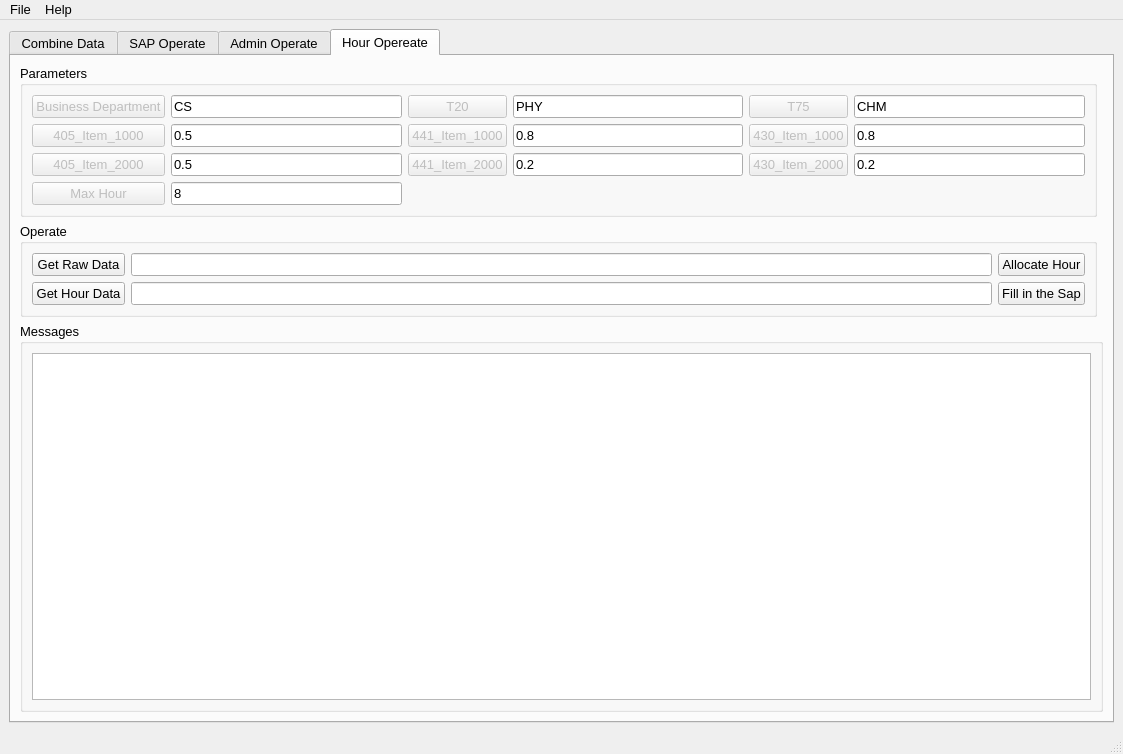
First picture: the form in Sap_Operate_Ui.ui, repository chen-huai/Sap_Operation, before the edit.
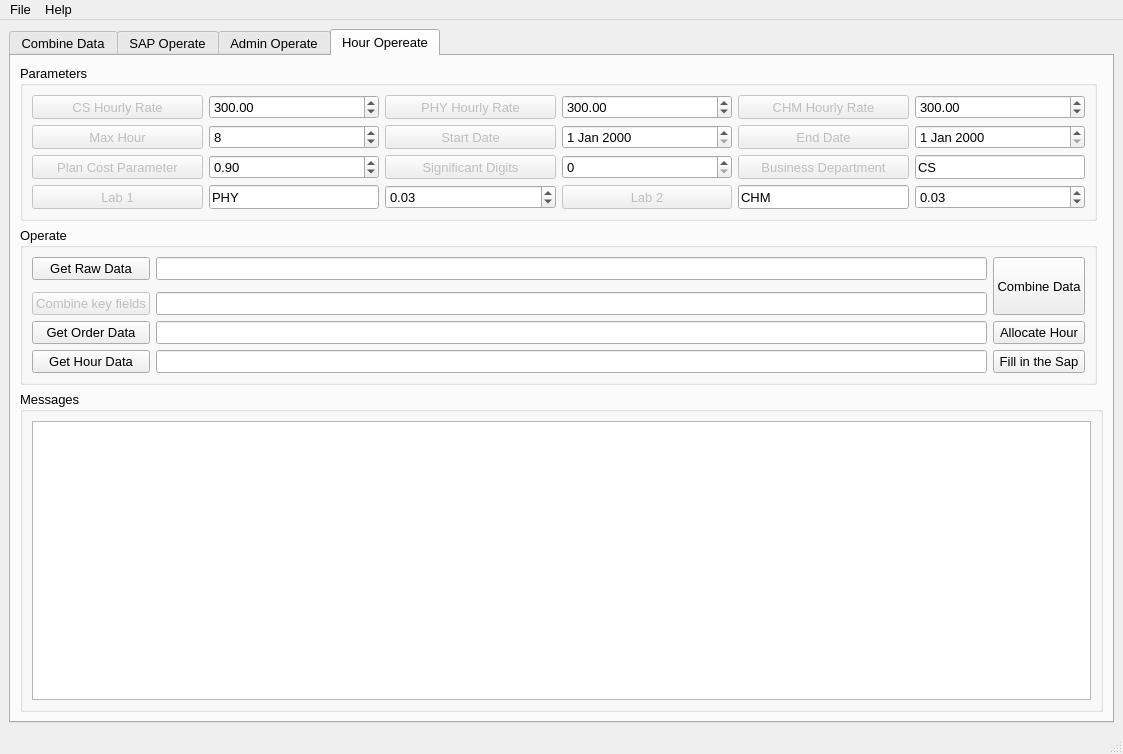
Second picture: the form after the edit. The open tabs and pages were chosen to show the change. Icons and pictures are not drawn.

Commit message: hour界面更新主要参数

The edit to the form file:
```diff
--- a/Sap_Operate_Ui.ui
+++ b/Sap_Operate_Ui.ui
@@ -2333,40 +2333,76 @@
            <string>Operate</string>
           </property>
           <layout class="QGridLayout" name="gridLayout_26">
-           <item row="0" column="0">
+           <item row="2" column="0">
             <widget class="QPushButton" name="pushButton_70">
+             <property name="enabled">
+              <bool>false</bool>
+             </property>
              <property name="text">
-              <string>Get Raw Data</string>
+              <string>Combine key fields</string>
              </property>
             </widget>
            </item>
-           <item row="1" column="0">
+           <item row="3" column="0">
+            <widget class="QPushButton" name="pushButton_76">
+             <property name="text">
+              <string>Get Order Data</string>
+             </property>
+            </widget>
+           </item>
+           <item row="4" column="0">
             <widget class="QPushButton" name="pushButton_71">
              <property name="text">
               <string>Get Hour Data</string>
              </property>
             </widget>
            </item>
-           <item row="1" column="1">
+           <item row="4" column="1">
             <widget class="QLineEdit" name="lineEdit_38"/>
            </item>
-           <item row="0" column="1">
+           <item row="2" column="1">
+            <widget class="QLineEdit" name="lineEdit_39"/>
+           </item>
+           <item row="3" column="1">
             <widget class="QLineEdit" name="lineEdit_37"/>
            </item>
-           <item row="0" column="2">
-            <widget class="QPushButton" name="pushButton_72">
-             <property name="text">
-              <string>Allocate Hour</string>
-             </property>
-            </widget>
-           </item>
-           <item row="1" column="2">
+           <item row="4" column="2">
             <widget class="QPushButton" name="pushButton_73">
              <property name="text">
               <string>Fill in the Sap</string>
              </property>
             </widget>
            </item>
+           <item row="3" column="2">
+            <widget class="QPushButton" name="pushButton_77">
+             <property name="text">
+              <string>Allocate Hour</string>
+             </property>
+            </widget>
+           </item>
+           <item row="0" column="0">
+            <widget class="QPushButton" name="pushButton_63">
+             <property name="text">
+              <string>Get Raw Data</string>
+             </property>
+            </widget>
+           </item>
+           <item row="0" column="1">
+            <widget class="QLineEdit" name="lineEdit_30"/>
+           </item>
+           <item row="0" column="2" rowspan="3">
+            <widget class="QPushButton" name="pushButton_72">
+             <property name="sizePolicy">
+              <sizepolicy hsizetype="Minimum" vsizetype="Expanding">
+               <horstretch>0</horstretch>
+               <verstretch>0</verstretch>
+              </sizepolicy>
+             </property>
+             <property name="text">
+              <string>Combine Data</string>
+             </property>
+            </widget>
+           </item>
           </layout>
          </widget>
         </item>
@@ -2376,173 +2412,330 @@
            <string>Parameters</string>
           </property>
           <layout class="QGridLayout" name="gridLayout_24">
-           <item row="2" column="1">
-            <widget class="QLineEdit" name="lineEdit_30">
-             <property name="text">
-              <string>0.5</string>
-             </property>
-            </widget>
-           </item>
-           <item row="1" column="5">
-            <widget class="QLineEdit" name="lineEdit_29">
-             <property name="text">
-              <string>CHM</string>
-             </property>
-            </widget>
-           </item>
-           <item row="3" column="2">
-            <widget class="QPushButton" name="pushButton_66">
-             <property name="enabled">
-              <bool>false</bool>
-             </property>
-             <property name="text">
-              <string>441_Item_2000</string>
-             </property>
-            </widget>
-           </item>
-           <item row="1" column="0">
-            <widget class="QPushButton" name="pushButton_60">
-             <property name="enabled">
-              <bool>false</bool>
-             </property>
-             <property name="text">
-              <string>Business Department</string>
-             </property>
-            </widget>
-           </item>
-           <item row="1" column="4">
-            <widget class="QPushButton" name="pushButton_62">
-             <property name="enabled">
-              <bool>false</bool>
-             </property>
-             <property name="text">
-              <string>T75</string>
-             </property>
-            </widget>
-           </item>
-           <item row="2" column="3">
-            <widget class="QLineEdit" name="lineEdit_32">
-             <property name="text">
-              <string>0.8</string>
-             </property>
-            </widget>
-           </item>
-           <item row="3" column="3">
-            <widget class="QLineEdit" name="lineEdit_33">
-             <property name="text">
-              <string>0.2</string>
-             </property>
-            </widget>
-           </item>
-           <item row="3" column="0">
+           <item row="0" column="0">
             <widget class="QPushButton" name="pushButton_64">
              <property name="enabled">
               <bool>false</bool>
              </property>
+             <property name="sizePolicy">
+              <sizepolicy hsizetype="Expanding" vsizetype="Preferred">
+               <horstretch>0</horstretch>
+               <verstretch>0</verstretch>
+              </sizepolicy>
+             </property>
              <property name="text">
-              <string>405_Item_2000</string>
+              <string>CS Hourly Rate</string>
              </property>
             </widget>
            </item>
-           <item row="2" column="0">
-            <widget class="QPushButton" name="pushButton_63">
-             <property name="enabled">
-              <bool>false</bool>
+           <item row="0" column="1">
+            <widget class="QDoubleSpinBox" name="doubleSpinBox_14">
+             <property name="maximum">
+              <double>9999.000000000000000</double>
              </property>
-             <property name="text">
-              <string>405_Item_1000</string>
+             <property name="value">
+              <double>300.000000000000000</double>
              </property>
             </widget>
            </item>
-           <item row="2" column="2">
+           <item row="0" column="2">
             <widget class="QPushButton" name="pushButton_65">
              <property name="enabled">
               <bool>false</bool>
              </property>
+             <property name="sizePolicy">
+              <sizepolicy hsizetype="Expanding" vsizetype="Preferred">
+               <horstretch>0</horstretch>
+               <verstretch>0</verstretch>
+              </sizepolicy>
+             </property>
              <property name="text">
-              <string>441_Item_1000</string>
+              <string>PHY Hourly Rate</string>
              </property>
             </widget>
            </item>
-           <item row="4" column="1">
-            <widget class="QLineEdit" name="lineEdit_36">
+           <item row="0" column="3">
+            <widget class="QDoubleSpinBox" name="doubleSpinBox_15">
+             <property name="maximum">
+              <double>9999.000000000000000</double>
+             </property>
+             <property name="value">
+              <double>300.000000000000000</double>
+             </property>
+            </widget>
+           </item>
+           <item row="0" column="4">
+            <widget class="QPushButton" name="pushButton_66">
+             <property name="enabled">
+              <bool>false</bool>
+             </property>
+             <property name="sizePolicy">
+              <sizepolicy hsizetype="Expanding" vsizetype="Preferred">
+               <horstretch>0</horstretch>
+               <verstretch>0</verstretch>
+              </sizepolicy>
+             </property>
              <property name="text">
-              <string>8</string>
+              <string>CHM Hourly Rate</string>
              </property>
             </widget>
            </item>
-           <item row="4" column="0">
+           <item row="0" column="5">
+            <widget class="QDoubleSpinBox" name="doubleSpinBox_16">
+             <property name="maximum">
+              <double>9999.000000000000000</double>
+             </property>
+             <property name="value">
+              <double>300.000000000000000</double>
+             </property>
+            </widget>
+           </item>
+           <item row="1" column="0">
             <widget class="QPushButton" name="pushButton_69">
              <property name="enabled">
               <bool>false</bool>
              </property>
+             <property name="sizePolicy">
+              <sizepolicy hsizetype="Expanding" vsizetype="Preferred">
+               <horstretch>0</horstretch>
+               <verstretch>0</verstretch>
+              </sizepolicy>
+             </property>
              <property name="text">
               <string>Max Hour</string>
              </property>
             </widget>
            </item>
-           <item row="3" column="1">
-            <widget class="QLineEdit" name="lineEdit_31">
+           <item row="1" column="1">
+            <widget class="QSpinBox" name="spinBox_10">
+             <property name="sizePolicy">
+              <sizepolicy hsizetype="Expanding" vsizetype="Preferred">
+               <horstretch>0</horstretch>
+               <verstretch>0</verstretch>
+              </sizepolicy>
+             </property>
+             <property name="value">
+              <number>8</number>
+             </property>
+            </widget>
+           </item>
+           <item row="1" column="2">
+            <widget class="QPushButton" name="pushButton_74">
+             <property name="enabled">
+              <bool>false</bool>
+             </property>
+             <property name="sizePolicy">
+              <sizepolicy hsizetype="Expanding" vsizetype="Preferred">
+               <horstretch>0</horstretch>
+               <verstretch>0</verstretch>
+              </sizepolicy>
+             </property>
              <property name="text">
-              <string>0.5</string>
+              <string>Start Date</string>
              </property>
             </widget>
            </item>
            <item row="1" column="3">
-            <widget class="QLineEdit" name="lineEdit_28">
+            <widget class="QDateEdit" name="dateEdit">
+             <property name="sizePolicy">
+              <sizepolicy hsizetype="Expanding" vsizetype="Preferred">
+               <horstretch>0</horstretch>
+               <verstretch>0</verstretch>
+              </sizepolicy>
+             </property>
+            </widget>
+           </item>
+           <item row="1" column="4">
+            <widget class="QPushButton" name="pushButton_75">
+             <property name="enabled">
+              <bool>false</bool>
+             </property>
+             <property name="sizePolicy">
+              <sizepolicy hsizetype="Expanding" vsizetype="Preferred">
+               <horstretch>0</horstretch>
+               <verstretch>0</verstretch>
+              </sizepolicy>
+             </property>
              <property name="text">
-              <string>PHY</string>
+              <string>End Date</string>
              </property>
             </widget>
            </item>
-           <item row="2" column="4">
+           <item row="1" column="5">
+            <widget class="QDateEdit" name="dateEdit_2">
+             <property name="sizePolicy">
+              <sizepolicy hsizetype="Expanding" vsizetype="Preferred">
+               <horstretch>0</horstretch>
+               <verstretch>0</verstretch>
+              </sizepolicy>
+             </property>
+            </widget>
+           </item>
+           <item row="2" column="0">
             <widget class="QPushButton" name="pushButton_67">
              <property name="enabled">
               <bool>false</bool>
              </property>
+             <property name="sizePolicy">
+              <sizepolicy hsizetype="Expanding" vsizetype="Preferred">
+               <horstretch>0</horstretch>
+               <verstretch>0</verstretch>
+              </sizepolicy>
+             </property>
              <property name="text">
-              <string>430_Item_1000</string>
+              <string>Plan Cost Parameter</string>
              </property>
             </widget>
            </item>
-           <item row="1" column="2">
-            <widget class="QPushButton" name="pushButton_61">
+           <item row="2" column="1">
+            <widget class="QDoubleSpinBox" name="doubleSpinBox_11">
+             <property name="sizePolicy">
+              <sizepolicy hsizetype="Expanding" vsizetype="Preferred">
+               <horstretch>0</horstretch>
+               <verstretch>0</verstretch>
+              </sizepolicy>
+             </property>
+             <property name="value">
+              <double>0.900000000000000</double>
+             </property>
+            </widget>
+           </item>
+           <item row="2" column="2">
+            <widget class="QPushButton" name="pushButton_68">
              <property name="enabled">
               <bool>false</bool>
              </property>
+             <property name="sizePolicy">
+              <sizepolicy hsizetype="Expanding" vsizetype="Preferred">
+               <horstretch>0</horstretch>
+               <verstretch>0</verstretch>
+              </sizepolicy>
+             </property>
              <property name="text">
-              <string>T20</string>
+              <string>Significant Digits</string>
              </property>
             </widget>
            </item>
-           <item row="1" column="1">
+           <item row="2" column="3">
+            <widget class="QSpinBox" name="spinBox_11">
+             <property name="sizePolicy">
+              <sizepolicy hsizetype="Expanding" vsizetype="Preferred">
+               <horstretch>0</horstretch>
+               <verstretch>0</verstretch>
+              </sizepolicy>
+             </property>
+            </widget>
+           </item>
+           <item row="2" column="4">
+            <widget class="QPushButton" name="pushButton_60">
+             <property name="enabled">
+              <bool>false</bool>
+             </property>
+             <property name="sizePolicy">
+              <sizepolicy hsizetype="Expanding" vsizetype="Preferred">
+               <horstretch>0</horstretch>
+               <verstretch>0</verstretch>
+              </sizepolicy>
+             </property>
+             <property name="text">
+              <string>Business Department</string>
+             </property>
+            </widget>
+           </item>
+           <item row="2" column="5">
             <widget class="QLineEdit" name="lineEdit_26">
+             <property name="sizePolicy">
+              <sizepolicy hsizetype="Expanding" vsizetype="Preferred">
+               <horstretch>0</horstretch>
+               <verstretch>0</verstretch>
+              </sizepolicy>
+             </property>
              <property name="text">
               <string>CS</string>
              </property>
             </widget>
            </item>
+           <item row="3" column="0">
+            <widget class="QPushButton" name="pushButton_61">
+             <property name="enabled">
+              <bool>false</bool>
+             </property>
+             <property name="sizePolicy">
+              <sizepolicy hsizetype="Expanding" vsizetype="Preferred">
+               <horstretch>0</horstretch>
+               <verstretch>0</verstretch>
+              </sizepolicy>
+             </property>
+             <property name="text">
+              <string>Lab 1</string>
+             </property>
+            </widget>
+           </item>
+           <item row="3" column="1">
+            <widget class="QLineEdit" name="lineEdit_28">
+             <property name="sizePolicy">
+              <sizepolicy hsizetype="Expanding" vsizetype="Preferred">
+               <horstretch>0</horstretch>
+               <verstretch>0</verstretch>
+              </sizepolicy>
+             </property>
+             <property name="text">
+              <string>PHY</string>
+             </property>
+            </widget>
+           </item>
+           <item row="3" column="2">
+            <widget class="QDoubleSpinBox" name="doubleSpinBox_12">
+             <property name="sizePolicy">
+              <sizepolicy hsizetype="Expanding" vsizetype="Preferred">
+               <horstretch>0</horstretch>
+               <verstretch>0</verstretch>
+              </sizepolicy>
+             </property>
+             <property name="value">
+              <double>0.030000000000000</double>
+             </property>
+            </widget>
+           </item>
+           <item row="3" column="3">
+            <widget class="QPushButton" name="pushButton_62">
+             <property name="enabled">
+              <bool>false</bool>
+             </property>
+             <property name="sizePolicy">
+              <sizepolicy hsizetype="Expanding" vsizetype="Preferred">
+               <horstretch>0</horstretch>
+               <verstretch>0</verstretch>
+              </sizepolicy>
+             </property>
+             <property name="text">
+              <string>Lab 2</string>
+             </property>
+            </widget>
+           </item>
            <item row="3" column="4">
-            <widget class="QPushButton" name="pushButton_68">
-             <property name="enabled">
-              <bool>false</bool>
+            <widget class="QLineEdit" name="lineEdit_29">
+             <property name="sizePolicy">
+              <sizepolicy hsizetype="Expanding" vsizetype="Preferred">
+               <horstretch>0</horstretch>
+               <verstretch>0</verstretch>
+              </sizepolicy>
              </property>
              <property name="text">
-              <string>430_Item_2000</string>
-             </property>
-            </widget>
-           </item>
-           <item row="2" column="5">
-            <widget class="QLineEdit" name="lineEdit_34">
-             <property name="text">
-              <string>0.8</string>
+              <string>CHM</string>
              </property>
             </widget>
            </item>
            <item row="3" column="5">
-            <widget class="QLineEdit" name="lineEdit_35">
-             <property name="text">
-              <string>0.2</string>
+            <widget class="QDoubleSpinBox" name="doubleSpinBox_13">
+             <property name="sizePolicy">
+              <sizepolicy hsizetype="Expanding" vsizetype="Preferred">
+               <horstretch>0</horstretch>
+               <verstretch>0</verstretch>
+              </sizepolicy>
+             </property>
+             <property name="value">
+              <double>0.030000000000000</double>
              </property>
             </widget>
            </item>
```
Left out of the diff: 6 changed lines with no effect on the pictures. The commit also changes 2 other files.
